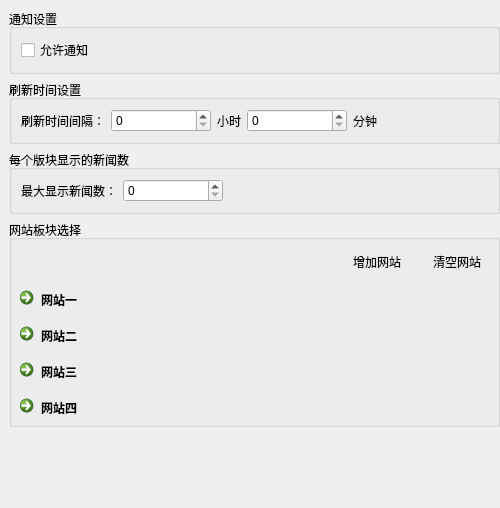
RemnantCloude/FlyMessage, file settingform.ui: the form before one commit.
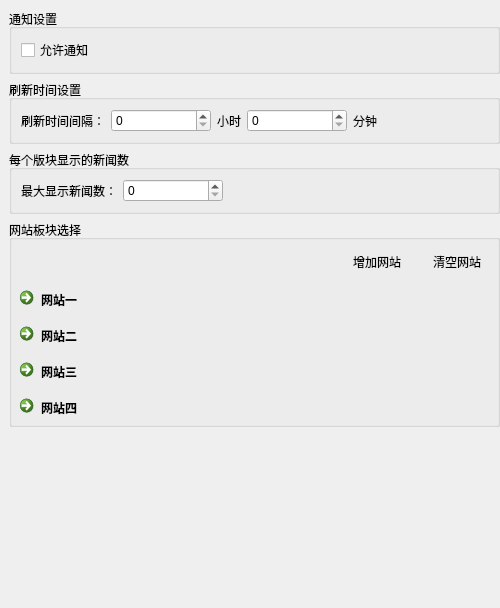
The form after the commit. Icons and pictures are not drawn.

The edit to the form file:
```diff
--- a/settingform.ui
+++ b/settingform.ui
@@ -7,7 +7,7 @@
     <x>0</x>
     <y>0</y>
     <width>500</width>
-    <height>508</height>
+    <height>608</height>
    </rect>
   </property>
   <property name="maximumSize">
```
